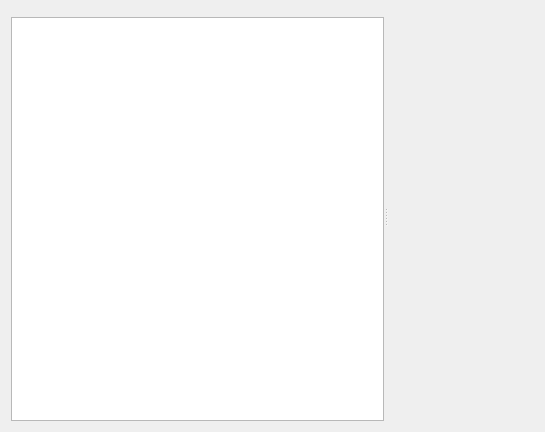
Qt form src/widget/distributionplot.ui (mugiseyebrows/mugi-query) before a commit.
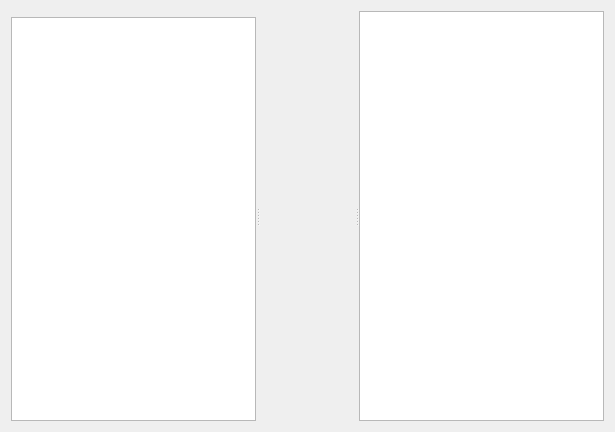
The same form after that commit. Custom widgets are drawn as their Qt base class.

Commit message: distribution table

The edit to the form file:
```diff
--- a/src/widget/distributionplot.ui
+++ b/src/widget/distributionplot.ui
@@ -6,7 +6,7 @@
    <rect>
     <x>0</x>
     <y>0</y>
-    <width>545</width>
+    <width>615</width>
     <height>432</height>
    </rect>
   </property>
@@ -30,6 +30,11 @@
       </layout>
      </widget>
      <widget class="QwtPlot" name="plot"/>
+     <widget class="QTableView" name="histogramTable">
+      <attribute name="horizontalHeaderDefaultSectionSize">
+       <number>50</number>
+      </attribute>
+     </widget>
     </widget>
    </item>
   </layout>
```
The commit also changes 16 other files.
